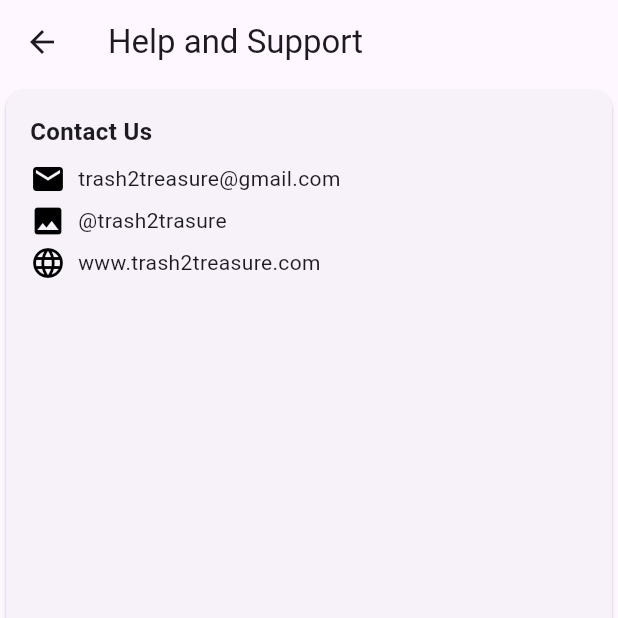
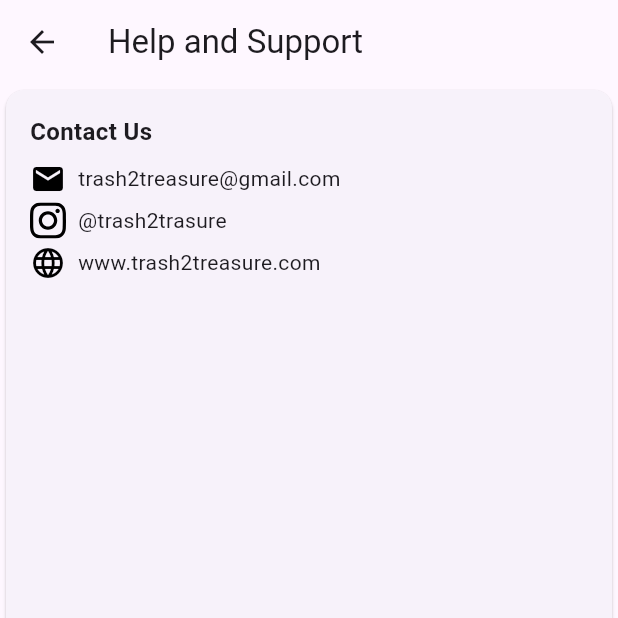
Before and after one commit to OneRedBlip/GraduationProject, a Flutter app: the HelpSupportPage screen opened directly, on a phone screen of 412 x 824 dp, the top half of it. Run offline on Flutter 3.47's test engine with Material 3 defaults, Android fonts, the phone set to English and light mode, and no system bars; our stand-ins replace flutter_svg.

Commit message:
Fix instagram icon in help and support page

```diff
--- a/trash2treasure/lib/help_support_page.dart
+++ b/trash2treasure/lib/help_support_page.dart
@@ -1,4 +1,6 @@
 import 'package:flutter/material.dart';
+import 'package:flutter_svg/svg.dart';
+
 
 class HelpSupportPage extends StatefulWidget {
   @override
@@ -49,9 +51,10 @@ class _HelpSupportPageState extends State<HelpSupportPage> {
                   Row(
                     mainAxisAlignment: MainAxisAlignment.start,
                     children: [
-                      Icon(
-                        Icons.photo,
-                        color: Colors.black,
+                      SizedBox(
+                        width: 24,
+                        height: 24,
+                        child: SvgPicture.asset('image/instagram_icon.svg'),
                       ),
                       SizedBox(width: 8),
                       Text('@trash2trasure'),
```
